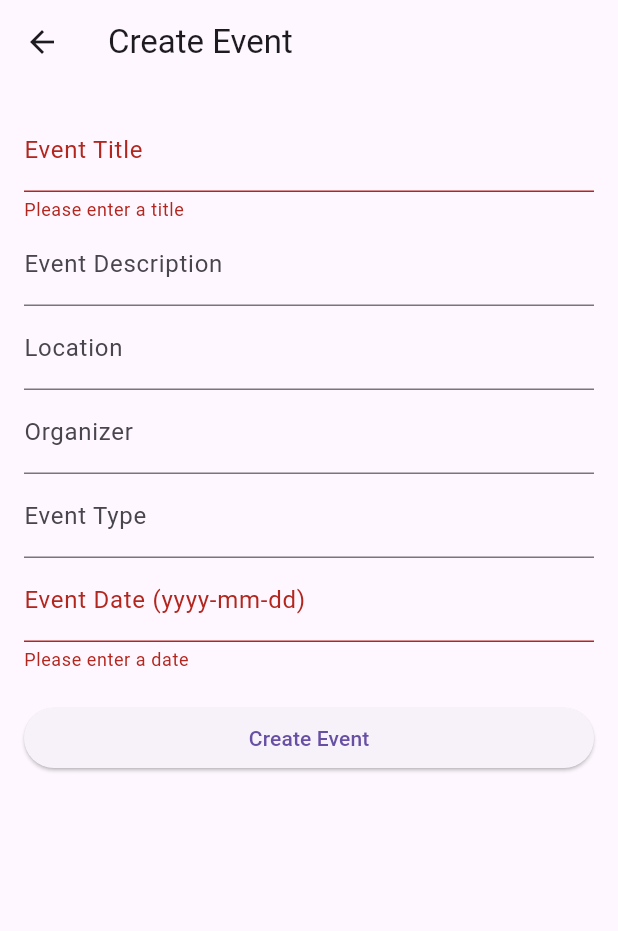
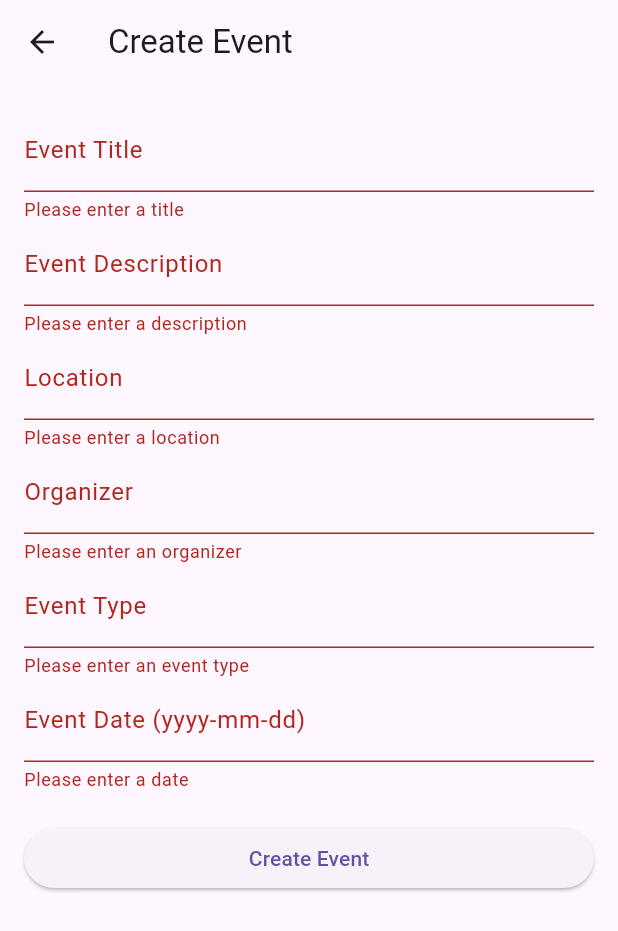
Before and after one commit to lpattersonn/event-management-app, a Flutter app: the CreateEditEventScreen screen opened by its route, after a tap on "Create Event", on a phone screen of 412 x 824 dp. Shown: the top 931 px of the screen. Run offline on Flutter 3.47's test engine with Material 3 defaults, Android fonts, the light colour scheme and no system bars; our stand-ins replace cloud_firestore, firebase_core; accounts and stored records are empty.

Commit message:
docs: Update event_list_screen and event_provider for error handling

```diff
--- a/lib/screens/create_edit_event_screen.dart
+++ b/lib/screens/create_edit_event_screen.dart
@@ -1,5 +1,7 @@
 import 'package:cloud_firestore/cloud_firestore.dart';
 import 'package:flutter/material.dart';
+import 'package:provider/provider.dart';
+import '../event_provider.dart'; // Make sure to import the EventProvider
 
 class CreateEditEventScreen extends StatefulWidget {
   final String? eventId;
@@ -20,6 +22,7 @@ class _CreateEditEventScreenState extends State<CreateEditEventScreen> {
   final _dateController = TextEditingController();
 
   late DocumentReference eventRef;
+  bool _isLoading = false;
 
   @override
   void initState() {
@@ -33,6 +36,9 @@ class _CreateEditEventScreenState extends State<CreateEditEventScreen> {
   // Load data if editing an existing event
   void _loadEventData() async {
     try {
+      setState(() {
+        _isLoading = true;
+      });
       DocumentSnapshot snapshot = await eventRef.get();
       if (snapshot.exists) {
         Map<String, dynamic> event = snapshot.data() as Map<String, dynamic>;
@@ -44,14 +50,21 @@ class _CreateEditEventScreenState extends State<CreateEditEventScreen> {
         _dateController.text = (event['date'] as Timestamp).toDate().toString().split(' ')[0]; // Formatting date to 'yyyy-mm-dd'
       }
     } catch (e) {
-      // Handle any errors during data loading
       ScaffoldMessenger.of(context).showSnackBar(SnackBar(content: Text('Error loading event data: $e')));
+    } finally {
+      setState(() {
+        _isLoading = false;
+      });
     }
   }
 
   // Save event to Firestore
   Future<void> _saveEvent() async {
     if (_formKey.currentState!.validate()) {
+      setState(() {
+        _isLoading = true;
+      });
+
       final event = {
         'title': _titleController.text,
         'description': _descriptionController.text,
@@ -65,15 +78,20 @@ class _CreateEditEventScreenState extends State<CreateEditEventScreen> {
       try {
         if (widget.eventId == null) {
           // Create a new event
-          await FirebaseFirestore.instance.collection('events').add(event);
+          await Provider.of<EventProvider>(context, listen: false).addEvent(event);
+          ScaffoldMessenger.of(context).showSnackBar(SnackBar(content: Text('Event created successfully!')));
         } else {
           // Update existing event
-          await eventRef.update(event);
+          await Provider.of<EventProvider>(context, listen: false).updateEvent(widget.eventId!, event);
+          ScaffoldMessenger.of(context).showSnackBar(SnackBar(content: Text('Event updated successfully!')));
         }
         Navigator.pop(context); // Go back to the previous screen after saving
       } catch (e) {
-        // Handle errors when saving/updating the event
         ScaffoldMessenger.of(context).showSnackBar(SnackBar(content: Text('Error saving event: $e')));
+      } finally {
+        setState(() {
+          _isLoading = false;
+        });
       }
     }
   }
@@ -84,7 +102,9 @@ class _CreateEditEventScreenState extends State<CreateEditEventScreen> {
       appBar: AppBar(
         title: Text(widget.eventId == null ? 'Create Event' : 'Edit Event'),
       ),
-      body: Padding(
+      body: _isLoading
+          ? Center(child: CircularProgressIndicator())
+          : Padding(
               padding: const EdgeInsets.all(16.0),
               child: Form(
                 key: _formKey,
@@ -105,21 +125,45 @@ class _CreateEditEventScreenState extends State<CreateEditEventScreen> {
                     TextFormField(
                       controller: _descriptionController,
                       decoration: InputDecoration(labelText: 'Event Description'),
+                      validator: (value) {
+                        if (value == null || value.isEmpty) {
+                          return 'Please enter a description';
+                        }
+                        return null;
+                      },
                     ),
                     // Event Location Field
                     TextFormField(
                       controller: _locationController,
                       decoration: InputDecoration(labelText: 'Location'),
+                      validator: (value) {
+                        if (value == null || value.isEmpty) {
+                          return 'Please enter a location';
+                        }
+                        return null;
+                      },
                     ),
                     // Event Organizer Field
                     TextFormField(
                       controller: _organizerController,
                       decoration: InputDecoration(labelText: 'Organizer'),
+                      validator: (value) {
+                        if (value == null || value.isEmpty) {
+                          return 'Please enter an organizer';
+                        }
+                        return null;
+                      },
                     ),
                     // Event Type Field
                     TextFormField(
                       controller: _eventTypeController,
                       decoration: InputDecoration(labelText: 'Event Type'),
+                      validator: (value) {
+                        if (value == null || value.isEmpty) {
+                          return 'Please enter an event type';
+                        }
+                        return null;
+                      },
                     ),
                     // Event Date Field
                     TextFormField(
--- a/pubspec.yaml
+++ b/pubspec.yaml
@@ -29,7 +29,7 @@ environment:
 # versions available, run `flutter pub outdated`.
 dependencies:
   firebase_core: ^2.32.0
-  # firebase_auth: ^4.16.0
+  intl: ^0.18.1
   cloud_firestore: ^4.6.0
   provider: ^6.0.3
   flutter:
```
Also changed, not shown: lib/event_provider.dart (+70 -44 lines), lib/main.dart (+8 -2 lines), lib/screens/event_detail_screen.dart (+16 -4 lines), lib/screens/event_list_screen.dart (+20 -39 lines), pubspec.lock, 1 other file. Lines whose indentation alone changed are shown as unchanged.
